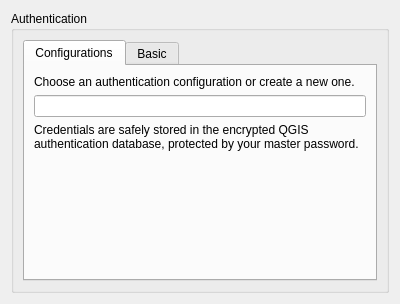
The window that src/ui/auth/qgsauthsettingswidget.ui (carsmie/QGIS) describes before a commit, drawn with Qt 5.
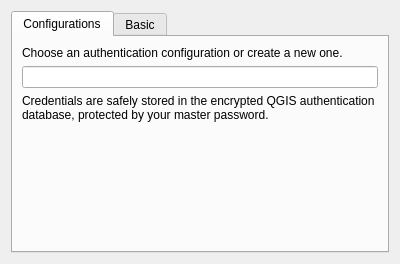
The same window after the commit. Custom widgets are drawn as their Qt base class.

Commit message: [auth] Removed group box wrapper

What changed in the file:
```diff
--- a/src/ui/auth/qgsauthsettingswidget.ui
+++ b/src/ui/auth/qgsauthsettingswidget.ui
@@ -7,18 +7,12 @@
     <x>0</x>
     <y>0</y>
     <width>400</width>
-    <height>304</height>
+    <height>264</height>
    </rect>
   </property>
   <property name="windowTitle">
    <string>Form</string>
   </property>
-  <layout class="QVBoxLayout" name="verticalLayout_2">
-   <item>
-    <widget class="QGroupBox" name="groupBox">
-     <property name="title">
-      <string>Authentication</string>
-     </property>
      <layout class="QVBoxLayout" name="verticalLayout">
       <item>
        <widget class="QTabWidget" name="tabAuth">
@@ -180,9 +174,6 @@
       </item>
      </layout>
     </widget>
-   </item>
-  </layout>
- </widget>
  <customwidgets>
   <customwidget>
    <class>QgsPasswordLineEdit</class>
```
Left out of the diff: 7 changed lines with no effect on the pictures. Lines whose indentation alone changed are shown as unchanged.
